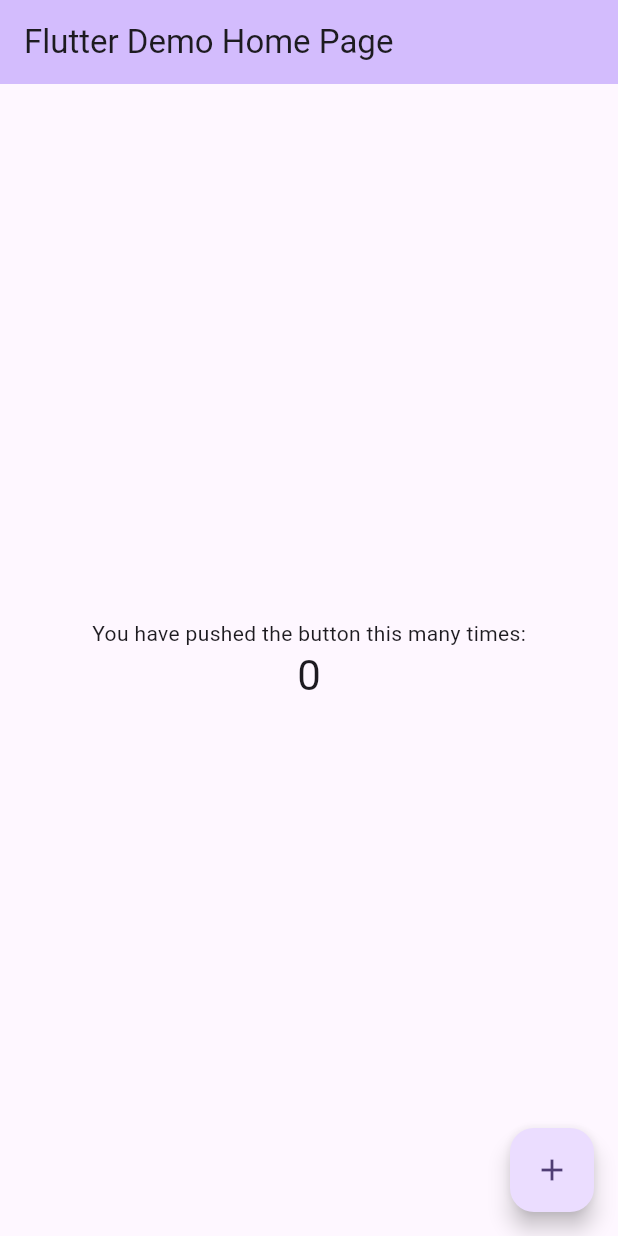
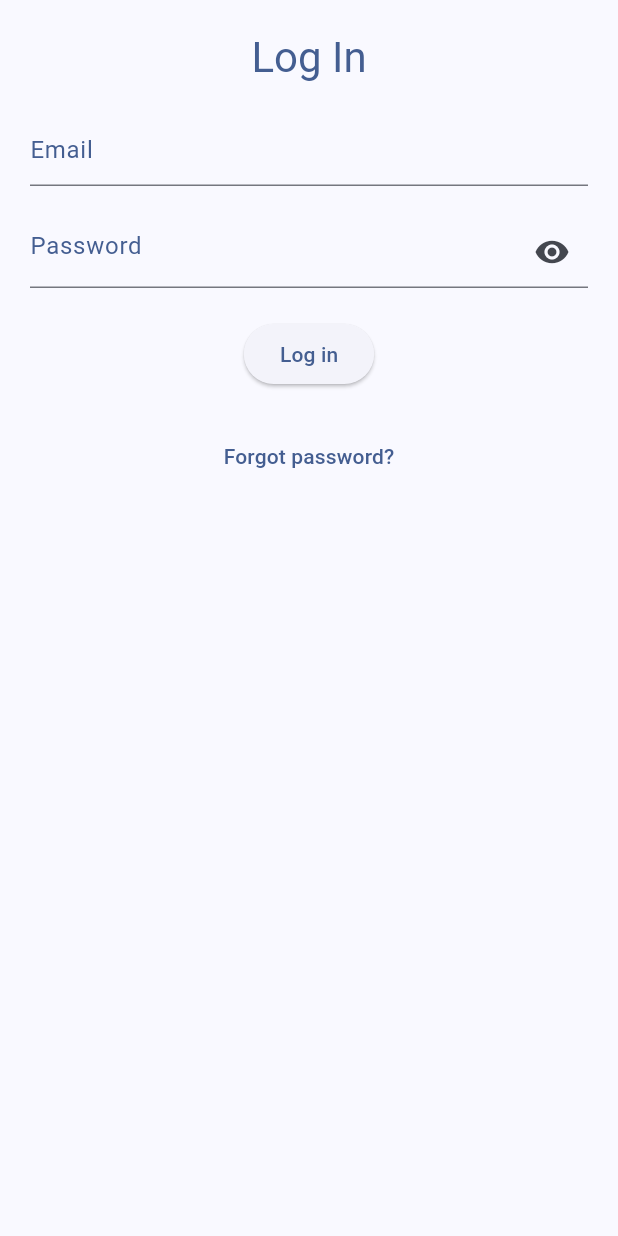
Before and after one commit to DimaIpatii/my_note_flutter_app, a Flutter app: the screen it shows after launch, on a phone screen of 412 x 824 dp. Run offline on Flutter 3.47's test engine with Material 3 defaults, Android fonts, the phone set to English and light mode, and no system bars.

Commit message:
Created Log In form with reusable email and password fields

```diff
--- a/lib/main.dart
+++ b/lib/main.dart
@@ -1,4 +1,7 @@
 import 'package:flutter/material.dart';
+
+import 'views/inputs/email_text_field_view.dart';
+import 'views/inputs/password_field_view.dart';
 
 void main() {
   runApp(const MyApp());
@@ -13,113 +16,109 @@ class MyApp extends StatelessWidget {
     return MaterialApp(
       title: 'Flutter Demo',
       theme: ThemeData(
-        // This is the theme of your application.
-        //
-        // TRY THIS: Try running your application with "flutter run". You'll see
-        // the application has a purple toolbar. Then, without quitting the app,
-        // try changing the seedColor in the colorScheme below to Colors.green
-        // and then invoke "hot reload" (save your changes or press the "hot
-        // reload" button in a Flutter-supported IDE, or press "r" if you used
-        // the command line to start the app).
-        //
-        // Notice that the counter didn't reset back to zero; the application
-        // state is not lost during the reload. To reset the state, use hot
-        // restart instead.
-        //
-        // This works for code too, not just values: Most code changes can be
-        // tested with just a hot reload.
-        colorScheme: ColorScheme.fromSeed(seedColor: Colors.deepPurple),
+        colorScheme: ColorScheme.fromSeed(seedColor: Colors.blueAccent),
         useMaterial3: true,
       ),
-      home: const MyHomePage(title: 'Flutter Demo Home Page'),
+      home: const LogInScreenView(),
     );
   }
 }
 
-class MyHomePage extends StatefulWidget {
-  const MyHomePage({super.key, required this.title});
-
-  // This widget is the home page of your application. It is stateful, meaning
-  // that it has a State object (defined below) that contains fields that affect
-  // how it looks.
-
-  // This class is the configuration for the state. It holds the values (in this
-  // case the title) provided by the parent (in this case the App widget) and
-  // used by the build method of the State. Fields in a Widget subclass are
-  // always marked "final".
-
-  final String title;
+class LogInScreenView extends StatefulWidget {
+  const LogInScreenView({super.key});
 
   @override
-  State<MyHomePage> createState() => _MyHomePageState();
+  State<LogInScreenView> createState() => _LogInScreenViewState();
 }
 
-class _MyHomePageState extends State<MyHomePage> {
-  int _counter = 0;
+class _LogInScreenViewState extends State<LogInScreenView> {
+  @override
+  Widget build(BuildContext context) {
+    return Scaffold(
+      body: Padding(
+        padding: const EdgeInsets.all(20),
+        child: Center(
+          child: Column(
+            children: [
+              Text(
+                "Log In",
+                //style: Theme.of(context).textTheme.headlineMedium,
+                style: Theme.of(context).textTheme.headlineMedium?.copyWith(
+                      color: Theme.of(context).colorScheme.primary,
+                    ),
+              ),
+              const SizedBox(
+                height: 20,
+              ),
+              const LogInFormView(),
+              const SizedBox(
+                height: 20,
+              ),
+              TextButton(
+                  onPressed: () {}, child: const Text("Forgot password?"))
+            ],
+          ),
+        ),
+      ),
+    );
+  }
+}
 
-  void _incrementCounter() {
-    setState(() {
-      // This call to setState tells the Flutter framework that something has
-      // changed in this State, which causes it to rerun the build method below
-      // so that the display can reflect the updated values. If we changed
-      // _counter without calling setState(), then the build method would not be
-      // called again, and so nothing would appear to happen.
-      _counter++;
-    });
-  }
+class LogInFormView extends StatefulWidget {
+  const LogInFormView({super.key});
+
+  @override
+  State<LogInFormView> createState() => _LogInFormView();
+}
+
+class _LogInFormView extends State<LogInFormView> {
+  final GlobalKey<FormState> _formStateKey = GlobalKey<FormState>();
+
+  final TextEditingController _emailController = TextEditingController();
+  final TextEditingController _passwordController = TextEditingController();
 
   @override
   Widget build(BuildContext context) {
-    // This method is rerun every time setState is called, for instance as done
-    // by the _incrementCounter method above.
-    //
-    // The Flutter framework has been optimized to make rerunning build methods
-    // fast, so that you can just rebuild anything that needs updating rather
-    // than having to individually change instances of widgets.
-    return Scaffold(
-      appBar: AppBar(
-        // TRY THIS: Try changing the color here to a specific color (to
-        // Colors.amber, perhaps?) and trigger a hot reload to see the AppBar
-        // change color while the other colors stay the same.
-        backgroundColor: Theme.of(context).colorScheme.inversePrimary,
-        // Here we take the value from the MyHomePage object that was created by
-        // the App.build method, and use it to set our appbar title.
-        title: Text(widget.title),
+    return Form(
+      key: _formStateKey,
+      child: Column(
+        children: [
+          EmailTextFieldView(
+            emailController: _emailController,
+            isRequired: true,
+          ),
+          const SizedBox(
+            height: 20,
+          ),
+          PasswordFieldView(
+            passwordController: _passwordController,
+            isRequired: true,
+          ),
+          const SizedBox(
+            height: 20,
+          ),
+          ElevatedButton(
+            onPressed: () {
+              _formStateKey.currentState!.validate();
+            },
+            child: const Text("Log in"),
+          )
+        ],
       ),
-      body: Center(
-        // Center is a layout widget. It takes a single child and positions it
-        // in the middle of the parent.
-        child: Column(
-          // Column is also a layout widget. It takes a list of children and
-          // arranges them vertically. By default, it sizes itself to fit its
-          // children horizontally, and tries to be as tall as its parent.
-          //
-          // Column has various properties to control how it sizes itself and
-          // how it positions its children. Here we use mainAxisAlignment to
-          // center the children vertically; the main axis here is the vertical
-          // axis because Columns are vertical (the cross axis would be
-          // horizontal).
-          //
-          // TRY THIS: Invoke "debug painting" (choose the "Toggle Debug Paint"
-          // action in the IDE, or press "p" in the console), to see the
-          // wireframe for each widget.
-          mainAxisAlignment: MainAxisAlignment.center,
-          children: <Widget>[
-            const Text(
-              'You have pushed the button this many times:',
-            ),
-            Text(
-              '$_counter',
-              style: Theme.of(context).textTheme.headlineMedium,
-            ),
-          ],
-        ),
-      ),
-      floatingActionButton: FloatingActionButton(
-        onPressed: _incrementCounter,
-        tooltip: 'Increment',
-        child: const Icon(Icons.add),
-      ), // This trailing comma makes auto-formatting nicer for build methods.
     );
   }
 }
+
+class ForgotPasswordFormView extends StatefulWidget {
+  const ForgotPasswordFormView({super.key});
+
+  @override
+  State<ForgotPasswordFormView> createState() => _ForgotPasswordFormView();
+}
+
+class _ForgotPasswordFormView extends State<ForgotPasswordFormView> {
+  @override
+  Widget build(BuildContext context) {
+    return Container();
+  }
+}
--- /dev/null
+++ b/lib/views/inputs/email_text_field_view.dart
@@ -0,0 +1,55 @@
+import "package:flutter/material.dart";
+
+class EmailTextFieldView extends StatelessWidget {
+  final TextEditingController emailController;
+  final String hintText;
+  final bool isRequired;
+  final AutovalidateMode? autovalidateMode;
+  final Function(String)? onChanged;
+  final Function(String)? onSubmitted;
+
+  const EmailTextFieldView({
+    super.key,
+    required this.emailController,
+    this.hintText = "Email",
+    this.isRequired = false,
+    this.autovalidateMode = AutovalidateMode.onUnfocus,
+    this.onChanged,
+    this.onSubmitted,
+  });
+
+  RegExp get _emailRegex => RegExp(r"^\S+@\S+\.\S+$");
+
+  String? _emailValidator(String? value) {
+    if (isRequired == false) {
+      return null;
+    }
+
+    if (value == null || value.isEmpty) {
+      return "Email required";
+    } else if (_emailRegex.hasMatch(value) == false) {
+      return "Invalid email";
+    } else {
+      return null;
+    }
+  }
+
+  @override
+  Widget build(BuildContext context) {
+    return TextFormField(
+      controller: emailController,
+      keyboardType: TextInputType.emailAddress,
+      autovalidateMode:
+          (isRequired == true) ? autovalidateMode : AutovalidateMode.disabled,
+      onChanged: onChanged,
+      onFieldSubmitted: onSubmitted,
+      decoration: InputDecoration(
+        hintText: hintText,
+        hintStyle: TextStyle(
+          color: Theme.of(context).colorScheme.primary,
+        ),
+      ),
+      validator: _emailValidator,
+    );
+  }
+}
--- /dev/null
+++ b/lib/views/inputs/password_field_view.dart
@@ -0,0 +1,62 @@
+import "package:flutter/material.dart";
+
+class PasswordFieldView extends StatefulWidget {
+  final TextEditingController passwordController;
+  final String hintText;
+  final bool isRequired;
+  final AutovalidateMode? autovalidateMode;
+
+  const PasswordFieldView(
+      {super.key,
+      required this.passwordController,
+      this.hintText = "Password",
+      this.isRequired = false,
+      this.autovalidateMode = AutovalidateMode.onUnfocus});
+
+  @override
+  State<PasswordFieldView> createState() => _PasswordFieldView();
+}
+
+class _PasswordFieldView extends State<PasswordFieldView> {
+  bool _obscureText = true;
+
+  String? _passwordValidator(String? value) {
+    if (widget.isRequired == false) {
+      return null;
+    }
+
+    if (value == null || value.isEmpty) {
+      return "Password required";
+    } else {
+      return null;
+    }
+  }
+
+  void _toggleObscure() {
+    setState(() {
+      _obscureText = !_obscureText;
+    });
+  }
+
+  @override
+  Widget build(BuildContext context) {
+    return TextFormField(
+      controller: widget.passwordController,
+      keyboardType: TextInputType.visiblePassword,
+      autovalidateMode: widget.isRequired
+          ? widget.autovalidateMode
+          : AutovalidateMode.disabled,
+      obscureText: _obscureText,
+      decoration: InputDecoration(
+          hintText: widget.hintText,
+          hintStyle: TextStyle(
+            color: Theme.of(context).colorScheme.primary,
+          ),
+          suffixIcon: IconButton(
+            onPressed: _toggleObscure,
+            icon: Icon(_obscureText ? Icons.visibility : Icons.visibility_off),
+          )),
+      validator: _passwordValidator,
+    );
+  }
+}
```
Also changed, not shown: lib/screens/log_in_screen.dart (added).
